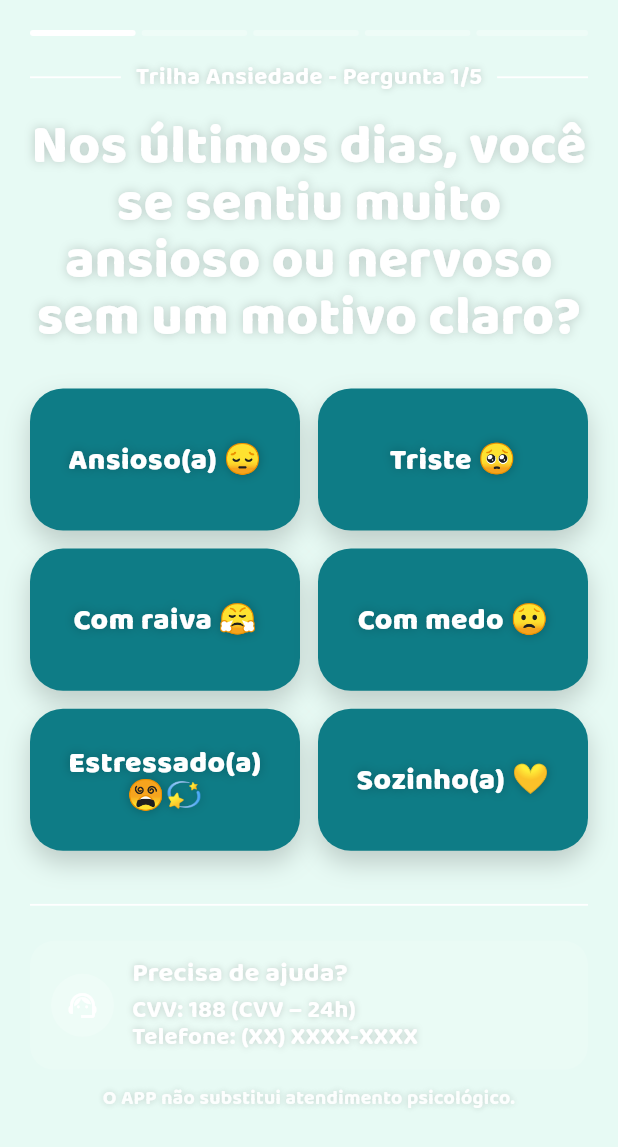
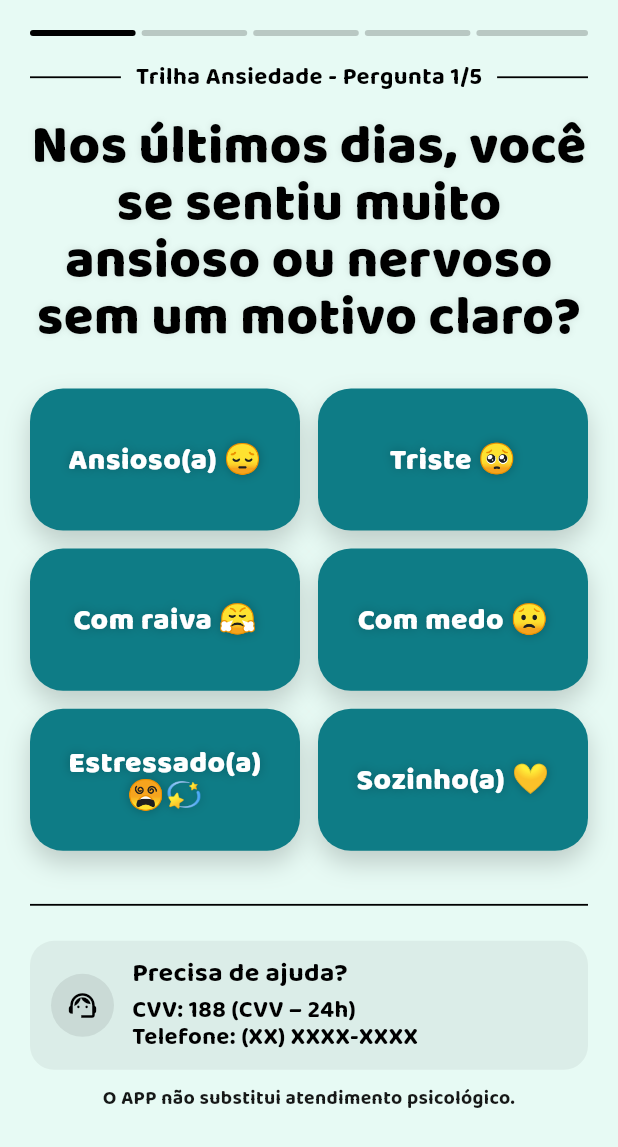
Before and after one commit to VitorRCamacho/PsicoHelpMobile, a Flutter app: the Pergunta1AnsiedadeScreen screen opened by its route, on a phone screen of 412 x 824 dp. Shown: the top 1147 px of the screen. Run offline on Flutter 3.47's test engine with Material 3 defaults, Android fonts, the light colour scheme and no system bars; our stand-ins replace google_fonts.

Commit message:
att design

```diff
--- a/lib/screens/Trilha/Ansiedade/Pergunta1_Ansiedade.dart
+++ b/lib/screens/Trilha/Ansiedade/Pergunta1_Ansiedade.dart
@@ -1,13 +1,13 @@
-// lib/screens/Trilha/Ansiedade/Pergunta2_Ansiedade.dart
+// lib/screens/Trilha/Ansiedade/Pergunta1_Ansiedade.dart
 import 'package:flutter/material.dart';
 import 'package:google_fonts/google_fonts.dart';
-import 'package:mente_ifc/core/routes.dart'; // importa as constantes de rota
+import 'package:mente_ifc/core/routes.dart';
 
 class Pergunta1AnsiedadeScreen extends StatelessWidget {
   const Pergunta1AnsiedadeScreen({super.key});
 
-  static const double _maxWidth = 520; // limita a largura para ficar simétrico
-  static const double _hPad = 20;      // padding horizontal padrão
+  static const double _maxWidth = 520;
+  static const double _hPad = 20;
   static const double _gapSm = 12;
   static const double _gapMd = 16;
   static const double _gapLg = 20;
@@ -15,20 +15,21 @@ class Pergunta1AnsiedadeScreen extends StatelessWidget {
 
   @override
   Widget build(BuildContext context) {
+    // ===== ALTERAÇÃO 1: Cor do texto principal =====
     final titleStyle = GoogleFonts.baloo2(
       fontSize: 36,
       fontWeight: FontWeight.w900,
       height: 1.05,
-      color: Colors.white,
-      shadows: [Shadow(color: Colors.black.withOpacity(.2), blurRadius: 8)],
+      color: Colors.black, // <-- MUDOU DE 0xFF0E7C86 PARA PRETO
+      shadows: [Shadow(color: Colors.black.withOpacity(.1), blurRadius: 6)],
     );
 
-    return Scaffold(backgroundColor: Colors.transparent,
+    return Scaffold(
+      backgroundColor: Colors.transparent,
       body: Stack(
         children: [
-          const _BackgroundGradient(),              // fundo ocupa 100%
-          Container(color: Colors.white.withOpacity(0.04)), // véu p/ contraste
-
+          const _BackgroundGradient(),
+          Container(color: Colors.white.withOpacity(0.04)),
           SafeArea(
             child: Center(
               child: ConstrainedBox(
@@ -38,23 +39,16 @@ class Pergunta1AnsiedadeScreen extends StatelessWidget {
                   child: ListView(
                     padding: const EdgeInsets.only(top: _gapLg, bottom: _gapLg),
                     children: [
-                      // Indicador de progresso
                       _ProgressIndicator(current: 1, total: 5),
                       const SizedBox(height: _gapMd),
-
                       const _SectionLabel(text: 'Trilha Ansiedade - Pergunta 1/5'),
                       const SizedBox(height: _gapMd),
-
                       Text(
                         'Nos últimos dias, você se sentiu muito ansioso ou nervoso sem um motivo claro?',
                         textAlign: TextAlign.center,
                         style: titleStyle,
                       ),
-
                       const SizedBox(height: _gapXl),
-
-                      // >>> AQUI DEFINIMOS O GRID DE OPÇÕES <<<
-                      // Cada item tem: rótulo, cores e a ROTA de destino ao toque.
                       _EmotionGrid(
                         items: const [
                           _EmotionItem('Ansioso(a) 😔', [Color(0xFF31D0C6), Color(0xFF1FBBC1)], Routes.ansiedadeP2),
@@ -65,28 +59,25 @@ class Pergunta1AnsiedadeScreen extends StatelessWidget {
                           _EmotionItem('Sozinho(a) 💛', [Color(0xFFFF8FB3), Color(0xFFFF79A8)], Routes.solidaoP2),
                         ],
                       ),
-
                       const SizedBox(height: _gapXl),
-                      const Divider(color: Colors.white, thickness: 1.2),
+                      const Divider(color: Colors.black, thickness: 1.2), // <-- MUDOU A COR DA LINHA
                       const SizedBox(height: _gapMd),
-
                       const _HelpBlock(
                         cvv: '188 (CVV – 24h)',
                         telefone: '(XX) XXXX-XXXX',
                       ),
-
                       const SizedBox(height: _gapSm),
+                      // ===== ALTERAÇÃO 2: Cor do texto do rodapé =====
                       Opacity(
                         opacity: .9,
                         child: Text(
                           'O APP não substitui atendimento psicológico.',
                           textAlign: TextAlign.center,
                           style: GoogleFonts.baloo2(
-                            color: Colors.white,
+                            color: Colors.black, // <-- MUDOU DE BRANCO PARA PRETO
                             fontWeight: FontWeight.w700,
                             fontSize: 13,
                             height: 1.1,
-                            shadows: [Shadow(color: Colors.black.withOpacity(.2), blurRadius: 6)],
                           ),
                         ),
                       ),
@@ -102,15 +93,12 @@ class Pergunta1AnsiedadeScreen extends StatelessWidget {
   }
 }
 
-// Widget de indicador de progresso
+// ===== ALTERAÇÃO 3: Cor do indicador de progresso =====
 class _ProgressIndicator extends StatelessWidget {
   final int current;
   final int total;
 
-  const _ProgressIndicator({
-    required this.current,
-    required this.total,
-  });
+  const _ProgressIndicator({ required this.current, required this.total });
 
   @override
   Widget build(BuildContext context) {
@@ -122,9 +110,8 @@ class _ProgressIndicator extends StatelessWidget {
             height: 4,
             margin: EdgeInsets.only(right: index < total - 1 ? 4 : 0),
             decoration: BoxDecoration(
-              color: isActive
-                ? Colors.white
-                : Colors.white.withOpacity(0.3),
+              // MUDOU DE BRANCO PARA PRETO
+              color: isActive ? Colors.black : Colors.black.withOpacity(0.2),
               borderRadius: BorderRadius.circular(2),
             ),
           ),
@@ -134,8 +121,7 @@ class _ProgressIndicator extends StatelessWidget {
   }
 }
 
-// ---------- Componentes auxiliares de UI (comentados) -------------------------
-
+// ===== ALTERAÇÃO 4: Cor do rótulo da seção =====
 class _SectionLabel extends StatelessWidget {
   final String text;
   const _SectionLabel({required this.text});
@@ -143,28 +129,27 @@ class _SectionLabel extends StatelessWidget {
   @override
   Widget build(BuildContext context) {
     final style = GoogleFonts.baloo2(
-      color: Colors.white,
+      color: Colors.black, // <-- MUDOU DE BRANCO PARA PRETO
       fontWeight: FontWeight.w700,
       fontSize: 16,
       letterSpacing: .3,
-      shadows: [Shadow(color: Colors.black.withOpacity(.2), blurRadius: 6)],
     );
     return Row(
       children: [
-        const Expanded(child: Divider(color: Colors.white, thickness: 1.2)),
+        const Expanded(child: Divider(color: Colors.black, thickness: 1.2)), // <-- MUDOU DE BRANCO PARA PRETO
         const SizedBox(width: 10),
         Text(text, style: style),
         const SizedBox(width: 10),
-        const Expanded(child: Divider(color: Colors.white, thickness: 1.2)),
+        const Expanded(child: Divider(color: Colors.black, thickness: 1.2)), // <-- MUDOU DE BRANCO PARA PRETO
       ],
     );
   }
 }
 
 class _EmotionItem {
-  final String label;       // texto mostrado no botão
-  final List<Color> colors; // gradiente do botão
-  final String route;       // ROTA chamada ao tocar
+  final String label;
+  final List<Color> colors;
+  final String route;
   const _EmotionItem(this.label, this.colors, this.route);
 }
 
@@ -175,8 +160,8 @@ class _EmotionGrid extends StatelessWidget {
   @override
   Widget build(BuildContext context) {
     return GridView.count(
-      crossAxisCount: 2, // 2 colunas
-      shrinkWrap: true,  // para caber dentro do ListView
+      crossAxisCount: 2,
+      shrinkWrap: true,
       physics: const NeverScrollableScrollPhysics(),
       mainAxisSpacing: 12,
       crossAxisSpacing: 12,
@@ -186,12 +171,7 @@ class _EmotionGrid extends StatelessWidget {
           label: e.label,
           colors: e.colors,
           onTap: () {
-            // >>>>>>> NAVEGAÇÃO ACONTECE AQUI <<<<<<<
-            // JEITO ORGANIZADO: pelas rotas nomeadas
             Navigator.pushReplacementNamed(context, e.route);
-
-            // Alternativa (push direto):
-            // Navigator.pushReplacementNamed(context, Routes.ansiedadeP3) => const Pergunta1Ansiedade()));
           },
         );
       }).toList(),
@@ -199,23 +179,16 @@ class _EmotionGrid extends StatelessWidget {
   }
 }
 
-// ===== WIDGET _EmotionButton CORRIGIDO =====
-
 class _EmotionButton extends StatelessWidget {
   final String label;
-  final List<Color> colors; // Manteremos para não quebrar a chamada, mas não usaremos
+  final List<Color> colors;
   final VoidCallback onTap;
-  const _EmotionButton({
-    super.key,
-    required this.label,
-    required this.colors,
-    required this.onTap,
-  });
+  const _EmotionButton({ super.key, required this.label, required this.colors, required this.onTap });
 
   @override
   Widget build(BuildContext context) {
     final style = GoogleFonts.baloo2(
-      color: Colors.white, // O texto branco ficará ótimo no botão escuro
+      color: Colors.white,
       fontSize: 20,
       fontWeight: FontWeight.w900,
       height: 1.05,
@@ -225,8 +198,6 @@ class _EmotionButton extends StatelessWidget {
 
     return Container(
       decoration: BoxDecoration(
-        // ANTES: gradient: LinearGradient(colors: colors, ...),
-        // AGORA: Usamos uma cor sólida
         color: const Color(0xFF0E7C86),
         borderRadius: BorderRadius.circular(22),
         boxShadow: [BoxShadow(color: Colors.black.withOpacity(.18), blurRadius: 14, offset: const Offset(0, 8))],
@@ -236,7 +207,7 @@ class _EmotionButton extends StatelessWidget {
         child: InkWell(
           borderRadius: BorderRadius.circular(22),
           onTap: onTap,
-          splashColor: Colors.white.withOpacity(0.2), // Efeito de clique branco fica melhor
+          splashColor: Colors.white.withOpacity(0.2),
           highlightColor: Colors.white.withOpacity(0.1),
           child: Center(
             child: Padding(
@@ -250,6 +221,7 @@ class _EmotionButton extends StatelessWidget {
   }
 }
 
+// ===== ALTERAÇÃO 5: Cores do bloco de ajuda =====
 class _HelpBlock extends StatelessWidget {
   final String cvv;
   final String telefone;
@@ -258,21 +230,22 @@ class _HelpBlock extends StatelessWidget {
   @override
   Widget build(BuildContext context) {
     final base = GoogleFonts.baloo2(
-      color: Colors.white,
+      color: Colors.black, // <-- MUDOU DE BRANCO PARA PRETO
       fontSize: 16,
       fontWeight: FontWeight.w700,
       height: 1.1,
-      shadows: [Shadow(color: Colors.black.withOpacity(.2), blurRadius: 6)],
     );
     return Container(
       padding: const EdgeInsets.symmetric(horizontal: 14, vertical: 12),
-      decoration: BoxDecoration(color: Colors.white.withOpacity(.12), borderRadius: BorderRadius.circular(16)),
+      // MUDOU O FUNDO DO CONTAINER
+      decoration: BoxDecoration(color: Colors.black.withOpacity(0.05), borderRadius: BorderRadius.circular(16)),
       child: Row(
         children: [
           Container(
             padding: const EdgeInsets.all(10),
-            decoration: BoxDecoration(color: Colors.white.withOpacity(.18), shape: BoxShape.circle),
-            child: const Icon(Icons.support_agent, color: Colors.white, size: 22),
+            // MUDOU O FUNDO DO CÍRCULO
+            decoration: BoxDecoration(color: Colors.black.withOpacity(0.08), shape: BoxShape.circle),
+            child: const Icon(Icons.support_agent, color: Colors.black, size: 22), // <-- MUDOU A COR DO ÍCONE
           ),
           const SizedBox(width: 12),
           Expanded(
@@ -294,7 +267,6 @@ class _BackgroundGradient extends StatelessWidget {
 
   @override
   Widget build(BuildContext context) {
-    // Trocamos o gradiente por um container com uma cor sólida
     return Container(color: const Color(0xFFE6FAF4));
   }
 }
```
